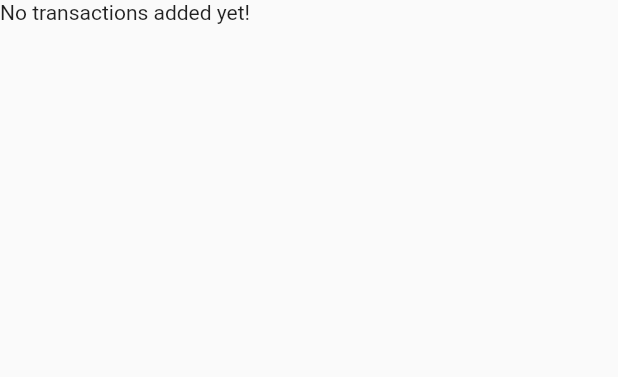
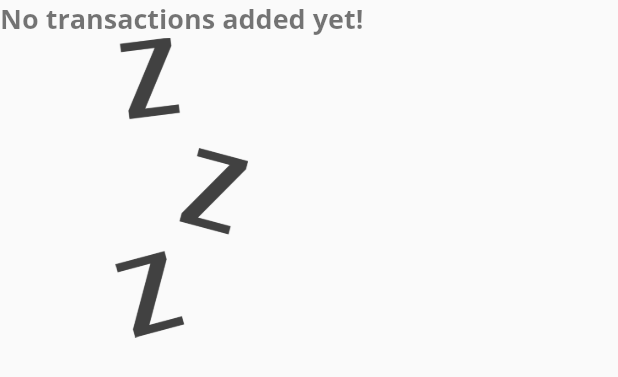
Before and after one commit to PeachBlack-Alba/expenses, a Flutter app: the TransactionList widget shown alone on an empty page, opened directly with empty values, on a phone screen of 412 x 824 dp. Shown: the top 377 px of the screen. Run offline on Flutter 3.47's test engine with Material 2 defaults, Android fonts, the phone set to English and light mode, and no system bars.

Commit message:
img height

```diff
--- a/expenses/lib/widgets/transaction_list.dart
+++ b/expenses/lib/widgets/transaction_list.dart
@@ -15,7 +15,19 @@ class TransactionList extends StatelessWidget {
       height: 300,
       child: transactions.isEmpty
           ? Column(
-              children: <Widget>[Text("No transactions added yet!")],
+              children: <Widget>[
+                Text(
+                  "No transactions added yet!",
+                  style: Theme.of(context).textTheme.headline1,
+                ),
+                Container(
+                  height: 200,
+                  child: Image.asset(
+                    "assets/images/waiting.png",
+                    fit: BoxFit.cover,
+                  ),
+                ),
+              ],
             )
           : ListView.builder(
               //itemBuilder is a must for ListView.builder and it take a function
--- a/expenses/pubspec.yaml
+++ b/expenses/pubspec.yaml
@@ -43,8 +43,8 @@ flutter:
   # the material Icons class.
   uses-material-design: true
   # To add assets to your application, add an assets section, like this:
-  # assets:
-  #   - images/a_dot_burr.jpeg
+  assets:
+    - assets/images/waiting.png
   #   - images/a_dot_ham.jpeg
   # An image asset can refer to one or more resolution-specific "variants", see
   # https://flutter.dev/assets-and-images/#resolution-aware.
```
